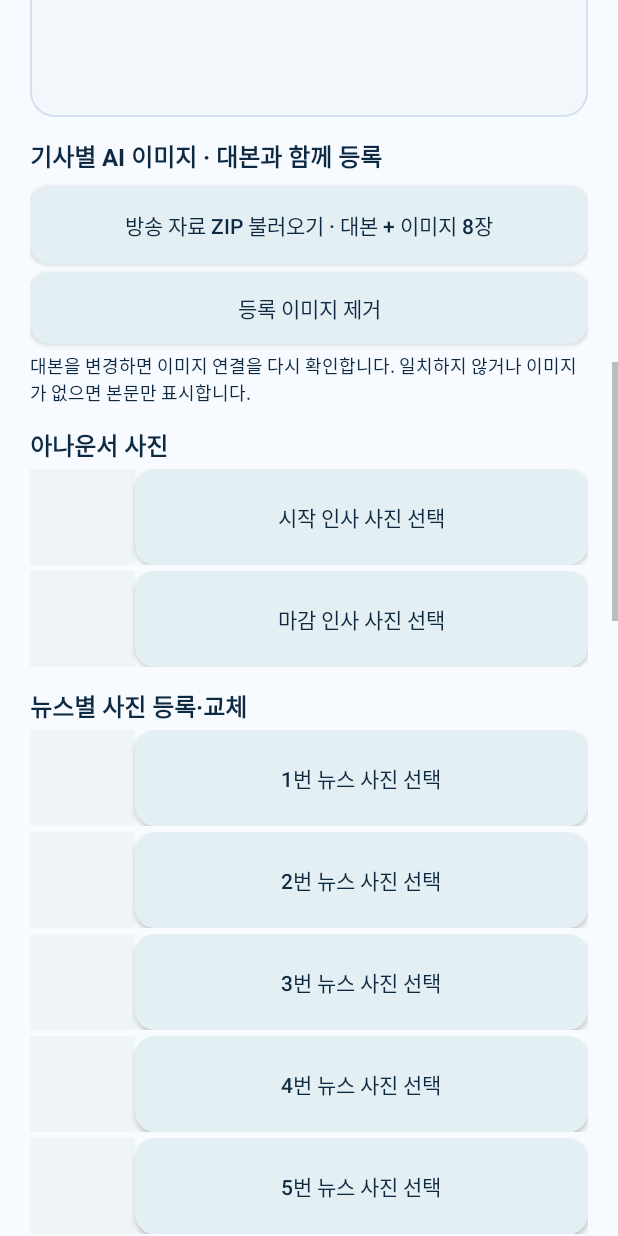
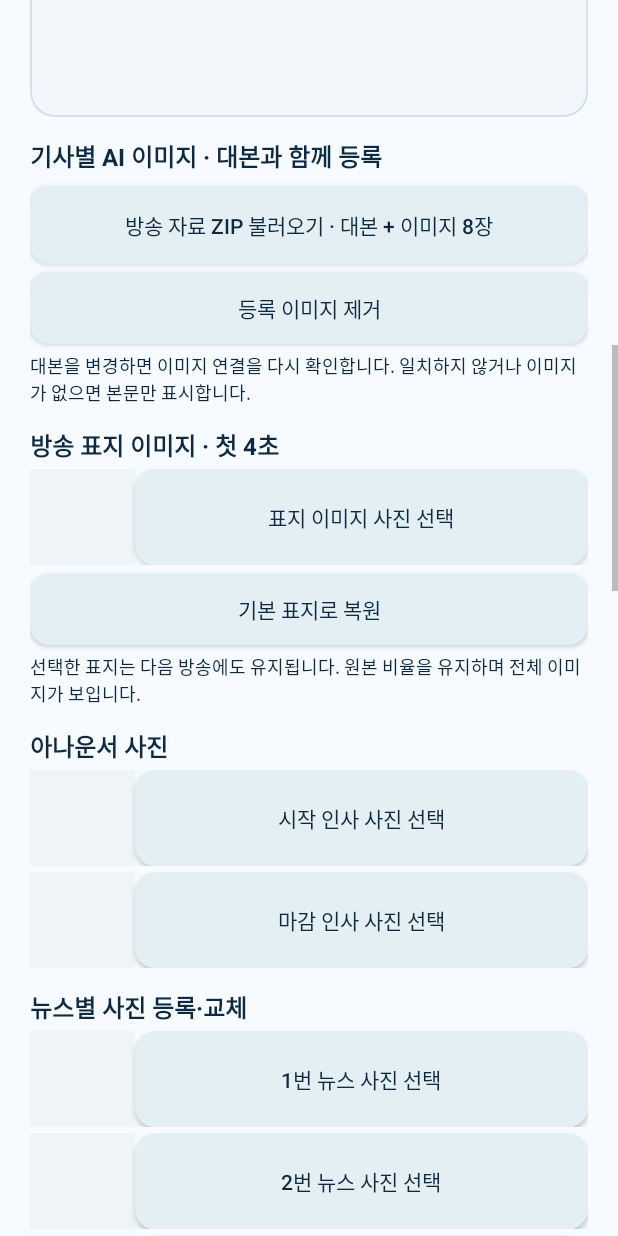
Before and after one commit to JEONGHWAN-NOH/NewsVoiceWAV, an Android app: the MainActivity screen opened directly, with no data from a screen before it, scrolled down 1153 dp, on a phone screen of 412 x 824 dp. Run offline under Robolectric (Android 15) with nearby library versions, the phone set to English and light mode, and no system bars; pictures from the network do not load; 11 statements that could not run were skipped.

Commit message:
Add standalone v5.45 persistent selectable broadcast cover

```diff
--- a/app/build.gradle
+++ b/app/build.gradle
@@ -1,14 +1,14 @@
 plugins { id 'com.android.application' }
-def releaseVersion = '5.44-Lite'
+def releaseVersion = '5.45-Lite'
 
 android {
     namespace 'com.newsvoice.tts'
     compileSdk 35
     defaultConfig {
-        applicationId 'com.newsvoice.tts.lite544'
+        applicationId 'com.newsvoice.tts.lite545'
         minSdk 29
         targetSdk 35
-        versionCode 52
+        versionCode 53
         versionName releaseVersion
         testInstrumentationRunner 'com.newsvoice.tts.LiteBroadcastTest'
         resValue 'string', 'app_display_name', "뉴스보이스 WAV ${releaseVersion}"
--- a/app/src/main/java/com/newsvoice/tts/MainActivity.java
+++ b/app/src/main/java/com/newsvoice/tts/MainActivity.java
@@ -85,7 +85,7 @@ public final class MainActivity extends Activity implements TextToSpeech.OnInitL
     private EditText serverEdit, tokenEdit;
     private CheckBox automaticCheck, videoCheck;
     private static final int PHOTO_PICKER=5440;
-    private final ImageView[] thumbnails=new ImageView[10];
+    private final ImageView[] thumbnails=new ImageView[11];
     private final Runnable refreshPhotos=this::refreshPhotos;
     private int refreshGeneration;
     @Override protected void onSaveInstanceState(Bundle state){
@@ -122,7 +122,7 @@ public final class MainActivity extends Activity implements TextToSpeech.OnInitL
             try{matches=NewsImagePack.matches(this,NewsBroadcastSegments.build(script,""));}catch(IllegalArgumentException ignored){}
             android.graphics.Bitmap[] images=new android.graphics.Bitmap[thumbnails.length];
             for(int i=0;i<images.length;i++){
-                if(i==NewsImagePack.OPENING_SLOT||i==NewsImagePack.CLOSING_SLOT||matches)
+                if(i==NewsImagePack.OPENING_SLOT||i==NewsImagePack.CLOSING_SLOT||i==NewsImagePack.COVER_SLOT||matches)
                     images[i]=NewsImagePack.load(this,i);
             }
             runOnUiThread(()->{
@@ -310,6 +310,15 @@ public final class MainActivity extends Activity implements TextToSpeech.OnInitL
         clearPack.setOnClickListener(v->new android.app.AlertDialog.Builder(this).setMessage("등록한 기사 이미지를 제거할까요? 대본은 유지됩니다.")
             .setNegativeButton("취소",null).setPositiveButton("제거",(d,w)->{packTasks.execute(()->{NewsImagePack.remove(this);runOnUiThread(this::schedulePhotos);});updateStatus("이미지 제거 완료");}).show());
         body.addView(text("대본을 변경하면 이미지 연결을 다시 확인합니다. 일치하지 않거나 이미지가 없으면 본문만 표시합니다.",12,false),lp(-1,-2,5));
+        body.addView(text("방송 표지 이미지 · 첫 4초",16,true),lp(-1,-2,14));
+        addPhotoSlot(body,NewsImagePack.COVER_SLOT,"표지 이미지");
+        Button resetCover=btn("기본 표지로 복원",0xffe3eff2,DARK);
+        body.addView(resetCover,lp(-1,48,5));
+        resetCover.setOnClickListener(v->packTasks.execute(()->{
+            try{NewsImagePack.resetCover(this);runOnUiThread(()->{schedulePhotos();updateStatus("기본 표지 복원 완료");});}
+            catch(IOException e){runOnUiThread(()->updateStatus("표지 복원 실패: "+e.getMessage()));}
+        }));
+        body.addView(text("선택한 표지는 다음 방송에도 유지됩니다. 원본 비율을 유지하며 전체 이미지가 보입니다.",12,false),lp(-1,-2,5));
         body.addView(text("아나운서 사진",16,true),lp(-1,-2,14));
         addPhotoSlot(body,NewsImagePack.OPENING_SLOT,"시작 인사");
         addPhotoSlot(body,NewsImagePack.CLOSING_SLOT,"마감 인사");
@@ -382,7 +391,7 @@ public final class MainActivity extends Activity implements TextToSpeech.OnInitL
         CheckBox keepWav=new CheckBox(this);keepWav.setText("MP4와 함께 WAV 원본도 저장");
         keepWav.setChecked(AppPrefs.keepWav(this));keepWav.setOnCheckedChangeListener((b,on)->AppPrefs.get(this).edit().putBoolean("keep_wav",on).apply());
         body.addView(keepWav,lp(-1,-2,4));
-        TextView formatHelp=text("v5.44 Lite · AI 이미지와 큰 본문. 최대 경량 720p·15fps, 페이지 전환 및 기존 스크롤 선택. 오프닝 음악 유지. WAV만 저장하거나 MP4와 함께 보관할 수 있습니다.",12,false);
+        TextView formatHelp=text("v5.45 Lite · AI 이미지와 큰 본문. 최대 경량 720p·15fps, 페이지 전환 및 기존 스크롤 선택. 오프닝 음악 유지. WAV만 저장하거나 MP4와 함께 보관할 수 있습니다.",12,false);
         formatHelp.setTextColor(0xff61778e);body.addView(formatHelp,lp(-1,-2,7));
         Button save=btn(videoCheck.isChecked()?"MP4 제작 · WAV 보관은 선택":"WAV 음성 자동 생성 및 다운로드 저장",MINT,Color.WHITE);
         body.addView(save,lp(-1,55,12));
@@ -605,7 +614,7 @@ public final class MainActivity extends Activity implements TextToSpeech.OnInitL
                             samsungWavVerified=true;
                             samsungWavButton.setEnabled(true);
                             samsungApplyButton.setEnabled(true);
-                            samsungTestStatus.setText("WAV 저장 성공: 다운로드/1. 필리핀뉴스 v5.44 Lite/날짜별 폴더/newsvoice_samsung_test_"+stamp+".wav. 파일을 재생해 실제 삼성 목소리와 동일한지 확인한 후 적용하세요.");
+                            samsungTestStatus.setText("WAV 저장 성공: 다운로드/1. 필리핀뉴스 v5.45 Lite/날짜별 폴더/newsvoice_samsung_test_"+stamp+".wav. 파일을 재생해 실제 삼성 목소리와 동일한지 확인한 후 적용하세요.");
                         });
                     }catch(Exception e){
                         main.post(()->{
@@ -778,7 +787,7 @@ public final class MainActivity extends Activity implements TextToSpeech.OnInitL
             startActivity(view);
         }catch(ActivityNotFoundException | SecurityException ex){
             updateStatus("MP4 열기 오류: "+ex.getClass().getSimpleName()+
-                ". 내 파일 → 다운로드 → 1. 필리핀뉴스 v5.44 Lite → 날짜별 폴더에서 확인하세요.");
+                ". 내 파일 → 다운로드 → 1. 필리핀뉴스 v5.45 Lite → 날짜별 폴더에서 확인하세요.");
         }
     }
     private String reviewEditorScript(){
@@ -914,7 +923,7 @@ public final class MainActivity extends Activity implements TextToSpeech.OnInitL
         });
         Button refresh=btn("자동 작업 상태 새로고침",0xffe7f2f3,DARK);body.addView(refresh,lp(-1,48,8));
         refresh.setOnClickListener(v->updateStatus(AppPrefs.get(this).getString("status","아직 처리 내역 없음")));
-        TextView caution=text("자동 모드는 검증된 원고를 받아 WAV와 MP4를 다운로드/1. 필리핀뉴스 v5.44 Lite/날짜별 폴더에 저장합니다. MP4에는 등록된 A 타입 오프닝이 자동 적용됩니다. WAV만 설정한 서버로 전송합니다.",12,false);
+        TextView caution=text("자동 모드는 검증된 원고를 받아 WAV와 MP4를 다운로드/1. 필리핀뉴스 v5.45 Lite/날짜별 폴더에 저장합니다. MP4에는 등록된 A 타입 오프닝이 자동 적용됩니다. WAV만 설정한 서버로 전송합니다.",12,false);
         caution.setTextColor(0xff61778e);body.addView(caution,lp(-1,-2,12));
     }
     private boolean saveAutoSettings(){
--- a/app/src/main/java/com/newsvoice/tts/ManualRenderService.java
+++ b/app/src/main/java/com/newsvoice/tts/ManualRenderService.java
@@ -117,7 +117,7 @@ public final class ManualRenderService extends Service {
                 wav=synthesize(NewsBroadcastSegments.audioScript(sections),"manual_"+stamp);
                 DownloadsPublisher.publish(context,wav,names.wav());
                 progress("WAV 저장 완료",100);
-                report("저장 완료: 다운로드/1. 필리핀뉴스 v5.44 Lite/"+names.dateFolder+"/"+names.wav());
+                report("저장 완료: 다운로드/1. 필리핀뉴스 v5.45 Lite/"+names.dateFolder+"/"+names.wav());
                 success=true;return;
             }
             List<NewsStory> pages=NewsCardPainter.paginateBroadcast(sections);
@@ -153,7 +153,7 @@ public final class ManualRenderService extends Service {
             Uri saved=DownloadsPublisher.publish(context,mp4,names.mp4());
             AppPrefs.get(context).edit().putString("last_mp4_uri",saved.toString())
                 .putString("last_mp4_name",names.mp4()).apply();
-            progress("저장 완료: 다운로드/1. 필리핀뉴스 v5.44 Lite/"+names.dateFolder+(AppPrefs.keepWav(context)?" → MP4 · WAV":" → MP4"),100);
+            progress("저장 완료: 다운로드/1. 필리핀뉴스 v5.45 Lite/"+names.dateFolder+(AppPrefs.keepWav(context)?" → MP4 · WAV":" → MP4"),100);
             success=true;
         }finally{
             for(File f:parts)f.delete();
--- a/app/src/main/java/com/newsvoice/tts/NewsImagePack.java
+++ b/app/src/main/java/com/newsvoice/tts/NewsImagePack.java
@@ -25,7 +25,7 @@ public final class NewsImagePack {
     public static synchronized Map<Integer,Bitmap> snapshot(Context c,List<NewsStory> stories){
         Map<Integer,Bitmap> images=new HashMap<>();
         if(matches(c,stories))for(int i=1;i<=8;i++){Bitmap b=load(c,i);if(b!=null)images.put(i,b);}
-        for(int slot:new int[]{OPENING_SLOT,CLOSING_SLOT}){
+        for(int slot:new int[]{OPENING_SLOT,CLOSING_SLOT,COVER_SLOT}){
             Bitmap portrait=load(c,slot);
             if(portrait!=null)images.put(slot,portrait);
         }
@@ -35,30 +35,30 @@ public final class NewsImagePack {
         try{return new String(Files.readAllBytes(new File(folder(c),"fingerprint.txt").toPath()),StandardCharsets.UTF_8).equals(fingerprint(stories));}
         catch(Exception e){return false;}
     }
-    public static final int OPENING_SLOT=0, CLOSING_SLOT=9;
+    public static final int OPENING_SLOT=0, CLOSING_SLOT=9, COVER_SLOT=10;
     private static File photoFile(File base,int number){
         return new File(base,String.format(Locale.US,"news_%03d.webp",number));
     }
-    private static boolean portrait(int slot){return slot==OPENING_SLOT||slot==CLOSING_SLOT;}
+    private static boolean portrait(int slot){return slot==OPENING_SLOT||slot==CLOSING_SLOT||slot==COVER_SLOT;}
     public static int slotFor(NewsStory story){
         if(story.kind==NewsStory.OPENING)return OPENING_SLOT;
         if(story.kind==NewsStory.CLOSING)return CLOSING_SLOT;
         return story.articleNumber<=8?story.articleNumber:-1;
     }
     public static synchronized Bitmap load(Context c,int slot){
-        if(slot<0||slot>CLOSING_SLOT)return null;
+        if(slot<0||slot>COVER_SLOT)return null;
         File file=photoFile(portrait(slot)?c.getFilesDir():folder(c),slot);
         return file.isFile()?BitmapFactory.decodeFile(file.getPath()):null;
     }
     public static synchronized void replace(Context c,int slot,Uri uri,String script)throws Exception{
-        if(slot<0||slot>CLOSING_SLOT)throw new IOException("사진 번호 오류");
+        if(slot<0||slot>COVER_SLOT)throw new IOException("사진 번호 오류");
         List<NewsStory> stories=portrait(slot)?Collections.emptyList():NewsBroadcastSegments.build(script,"");
         if(!portrait(slot)&&NewsBroadcastSegments.newsCount(stories)<slot)
             throw new IOException("해당 번호의 뉴스 대본을 먼저 등록하세요");
         Bitmap image=ImageDecoder.decodeBitmap(ImageDecoder.createSource(c.getContentResolver(),uri),
             (decoder,info,source)->{
                 int w=info.getSize().getWidth(),h=info.getSize().getHeight();
-                float scale=Math.min(1f,480f/Math.max(w,h));
+                float scale=Math.min(1f,(slot==COVER_SLOT?1920f:480f)/Math.max(w,h));
                 decoder.setTargetSize(Math.max(1,Math.round(w*scale)),Math.max(1,Math.round(h*scale)));
                 decoder.setAllocator(ImageDecoder.ALLOCATOR_SOFTWARE);
             });
@@ -77,6 +77,9 @@ public final class NewsImagePack {
     }
     private static void clear(File dir){File[] files=dir.listFiles();if(files!=null)for(File f:files)f.delete();dir.delete();}
     public static synchronized void remove(Context c){clear(folder(c));}
+    public static synchronized void resetCover(Context c)throws IOException{
+        Files.deleteIfExists(photoFile(c.getFilesDir(),COVER_SLOT).toPath());
+    }
     public static synchronized String install(Context c,Uri uri)throws Exception{
         File stage=new File(c.getFilesDir(),"image_pack_stage_"+System.nanoTime());
         if(!stage.mkdir())throw new IOException("임시 자료 폴더 생성 실패");
--- a/app/src/main/java/com/newsvoice/tts/NewsOutputNaming.java
+++ b/app/src/main/java/com/newsvoice/tts/NewsOutputNaming.java
@@ -14,7 +14,7 @@ public final class NewsOutputNaming {
     private static final DateTimeFormatter DATE=DateTimeFormatter.ofPattern("yyyy-MM-dd",Locale.ROOT);
     // Seconds avoid most duplicate filenames while keeping the clock readable.
     private static final DateTimeFormatter TIME=DateTimeFormatter.ofPattern("HHmmss",Locale.ROOT);
-    public static final String DIRECTORY_NAME="1. 필리핀뉴스 v5.44 Lite";
+    public static final String DIRECTORY_NAME="1. 필리핀뉴스 v5.45 Lite";
 
     public static final class Names {
         public final String dateFolder,base;
--- a/app/src/main/java/com/newsvoice/tts/NewsVideoComposer.java
+++ b/app/src/main/java/com/newsvoice/tts/NewsVideoComposer.java
@@ -214,7 +214,7 @@ public final class NewsVideoComposer {
             progress.message("뉴스 카드 영상 렌더링 중");
             NewsCoverMeta coverMeta=NewsCoverMeta.now();
             int articleCount=stories.get(0).articleCount>0?stories.get(0).articleCount:stories.size();
-            cover=NewsCardPainter.render(context,null,0,articleCount,0,coverMeta);
+            cover=NewsCardPainter.renderCover(context,articleCount,coverMeta,photos.get(NewsImagePack.COVER_SLOT));
             encodeVideo(context,video,timeline,articleCount,coverMeta,progress,cover,quality,photos,paged);
             progress.message("MP4 음성·영상 결합 중");
             join(video,aac,output);
--- a/app/src/main/java/com/newsvoice/tts/NewsVoiceWorker.java
+++ b/app/src/main/java/com/newsvoice/tts/NewsVoiceWorker.java
@@ -114,13 +114,13 @@ public final class NewsVoiceWorker extends Worker {
                     if(AppPrefs.keepWav(context))saveDownloads(made.wav,names.wav());
                     AppPrefs.status(context,"MP4 다운로드 폴더에 저장 중...");
                     saveDownloads(made.mp4,names.mp4());
-                    AppPrefs.status(context,"저장 완료: 다운로드 → 1. 필리핀뉴스 v5.44 Lite → "+names.dateFolder+(AppPrefs.keepWav(context)?" → WAV · MP4":" → MP4"));
+                    AppPrefs.status(context,"저장 완료: 다운로드 → 1. 필리핀뉴스 v5.45 Lite → "+names.dateFolder+(AppPrefs.keepWav(context)?" → WAV · MP4":" → MP4"));
                     made.wav.delete();made.mp4.delete();
                 }else{
                     List<NewsStory> sections=NewsBroadcastSegments.build(text,"",true);
                     File wav=synthesize(NewsBroadcastSegments.audioScript(sections),"manual_"+stamp);
                     saveDownloads(wav,names.wav());
-                    AppPrefs.status(context,"저장 완료: 다운로드 → 1. 필리핀뉴스 v5.44 Lite → "+names.dateFolder+" → "+names.wav());
+                    AppPrefs.status(context,"저장 완료: 다운로드 → 1. 필리핀뉴스 v5.45 Lite → "+names.dateFolder+" → "+names.wav());
                     wav.delete();
                 }
                 return Result.success();
```
Also changed, not shown: app/src/main/java/com/newsvoice/tts/NewsCardPainter.java (+10 -0 lines), 2 other files.
